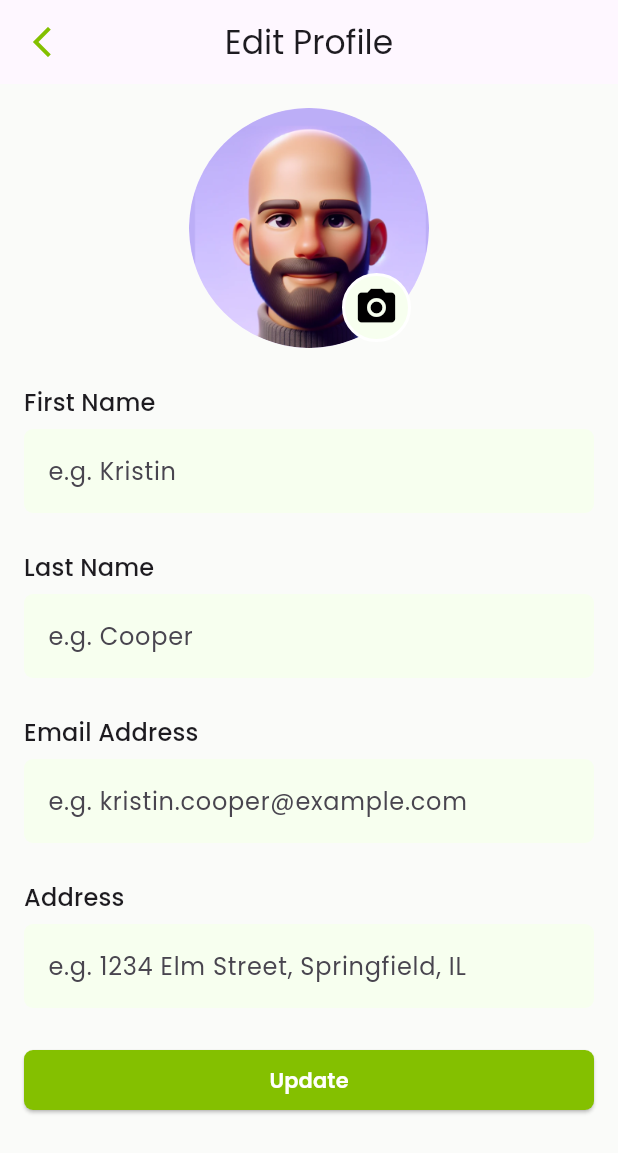
After one commit to Sumon-Pal/task_manager_app, a Flutter app: the EditProfileScreen screen opened directly, on a phone screen of 412 x 824 dp. The commit adds this screen. Shown: the top 1153 px of the screen. Run offline on Flutter 3.47's test engine with Material 3 defaults, Android fonts, the phone set to English and light mode, and no system bars; our stand-ins replace convex_bottom_bar, flutter_svg, google_fonts, pinput.

Commit message:
designed my profile and edit profile screens

```diff
--- a/lib/ui/screens/account_setting_screen.dart
+++ b/lib/ui/screens/account_setting_screen.dart
@@ -50,7 +50,7 @@ class _AccountSettingScreenState extends State<AccountSettingScreen> {
                 ),
                 trailing: Icon(
                   Icons.keyboard_arrow_right_sharp,
-                  color: Color(0xFFF7FFEF),
+                  color: Color(0xFF84C000),
                 ),
                 onTap: () {
                   Navigator.push(context, MaterialPageRoute(builder: (context)=>ChangePasswordScreen()));
--- /dev/null
+++ b/lib/ui/screens/edit_profile_screen.dart
@@ -0,0 +1,193 @@
+import 'package:flutter/material.dart';
+
+class EditProfileScreen extends StatefulWidget {
+  const EditProfileScreen({super.key});
+
+  @override
+  State<EditProfileScreen> createState() => _EditProfileScreenState();
+}
+
+class _EditProfileScreenState extends State<EditProfileScreen> {
+  final GlobalKey<FormState> _formKey = GlobalKey<FormState>();
+  final TextEditingController _firstNameController = TextEditingController();
+  final TextEditingController _lastNameController = TextEditingController();
+  final TextEditingController _emailController = TextEditingController();
+  final TextEditingController _addressController = TextEditingController();
+
+  @override
+  Widget build(BuildContext context) {
+    return Scaffold(
+      appBar: AppBar(
+        leading: IconButton(
+          onPressed: () {
+            Navigator.pop(context);
+          },
+          icon: Icon(
+            Icons.arrow_back_ios_new_outlined,
+            color: Color(0xFF84C000),
+          ),
+        ),
+        title: Text("Edit Profile"),
+        centerTitle: true,
+      ),
+
+      body: SingleChildScrollView(
+        child: SafeArea(
+          child: Padding(
+            padding: const EdgeInsets.all(16),
+            child: Column(
+              crossAxisAlignment: CrossAxisAlignment.start,
+              children: [
+                Center(
+                  child: Stack(
+                    children: [
+                      CircleAvatar(
+                        radius: 80,
+                        backgroundImage: AssetImage(
+                          "assets/images/user_image.png",
+                        ),
+                      ),
+
+                      Positioned(
+                        bottom: 4,
+                        right: 12,
+                        child: InkWell(
+                          onTap: () {},
+                          child: Container(
+                            padding: const EdgeInsets.all(6),
+                            decoration: BoxDecoration(
+                              shape: BoxShape.circle,
+                              color: Color(0xFFF7FFEF),
+                              border: Border.all(color: Colors.white, width: 2),
+                            ),
+                            child: const Icon(
+                              Icons.camera_alt,
+                              color: Colors.black,
+                              size: 30,
+                            ),
+                          ),
+                        ),
+                      ),
+                    ],
+                  ),
+                ),
+                Form(
+                  key: _formKey,
+                  child: Column(
+                    crossAxisAlignment: CrossAxisAlignment.start,
+                    children: [
+                      const SizedBox(height: 24),
+                      Text(
+                        "First Name",
+                        style: TextTheme.of(context).titleMedium,
+                      ),
+                      const SizedBox(height: 6),
+                      TextFormField(
+                        controller: _firstNameController,
+                        decoration: InputDecoration(
+                          filled: true,
+                          fillColor: Color(0xFFF7FFEF),
+                          hintText: "e.g. Kristin ",
+                          hintStyle: TextStyle(
+                            fontSize: 16,
+                            fontWeight: FontWeight.w400,
+                          ),
+                          border: OutlineInputBorder(
+                            borderSide: BorderSide.none,
+                            borderRadius: BorderRadius.circular(6),
+                          ),
+                        ),
+                      ),
+                      const SizedBox(height: 24),
+                      Text("Last Name", style: TextTheme.of(context).titleMedium),
+                      const SizedBox(height: 6),
+                      TextFormField(
+                        controller: _lastNameController,
+                        decoration: InputDecoration(
+                          filled: true,
+                          fillColor: Color(0xFFF7FFEF),
+                          hintText: "e.g. Cooper",
+                          hintStyle: TextStyle(
+                            fontSize: 16,
+                            fontWeight: FontWeight.w400,
+                          ),
+                          border: OutlineInputBorder(
+                            borderSide: BorderSide.none,
+                            borderRadius: BorderRadius.circular(6),
+                          ),
+                        ),
+                      ),
+                      const SizedBox(height: 24),
+                      Text(
+                        "Email Address",
+                        style: TextTheme.of(context).titleMedium,
+                      ),
+                      const SizedBox(height: 6),
+                      TextFormField(
+                        controller: _emailController,
+                        decoration: InputDecoration(
+                          filled: true,
+                          fillColor: Color(0xFFF7FFEF),
+                          hintText: "e.g. kristin.cooper@example.com",
+                          hintStyle: TextStyle(
+                            fontSize: 16,
+                            fontWeight: FontWeight.w400,
+                          ),
+                          border: OutlineInputBorder(
+                            borderSide: BorderSide.none,
+                            borderRadius: BorderRadius.circular(6),
+                          ),
+                        ),
+                      ),
+                      const SizedBox(height: 24),
+                      Text("Address", style: TextTheme.of(context).titleMedium),
+                      const SizedBox(height: 6),
+                      TextFormField(
+                        controller: _addressController,
+                        decoration: InputDecoration(
+                          filled: true,
+                          fillColor: Color(0xFFF7FFEF),
+                          hintText: "e.g. 1234 Elm Street, Springfield, IL",
+                          hintStyle: TextStyle(
+                            fontSize: 16,
+                            fontWeight: FontWeight.w400,
+                          ),
+                          border: OutlineInputBorder(
+                            borderSide: BorderSide.none,
+                            borderRadius: BorderRadius.circular(6),
+                          ),
+                        ),
+                      ),
+                    ],
+                  ),
+                ),
+                const SizedBox(height: 24),
+                SizedBox(
+                  width: double.infinity,
+                  child: ElevatedButton(
+                    onPressed: () {},
+                    style: ElevatedButton.styleFrom(
+                      backgroundColor: Color(0xFF84C000),
+                      padding: EdgeInsets.all(10),
+                      shape: RoundedRectangleBorder(
+                        borderRadius: BorderRadius.circular(6),
+                      ),
+                    ),
+                    child: Text(
+                      "Update",
+                      style: TextStyle(
+                        color: Colors.white,
+                        fontSize: 14,
+                        fontWeight: FontWeight.w600,
+                      ),
+                    ),
+                  ),
+                ),
+              ],
+            ),
+          ),
+        ),
+      ),
+    );
+  }
+}
--- a/lib/ui/screens/profile_details_screen.dart
+++ b/lib/ui/screens/profile_details_screen.dart
@@ -1,6 +1,7 @@
 import 'package:flutter/material.dart';
 import 'package:task_manager/ui/asset_path.dart';
 import 'package:task_manager/ui/screens/account_setting_screen.dart';
+import 'package:task_manager/ui/screens/edit_profile_screen.dart';
 import 'package:task_manager/ui/screens/help_and_support_screen.dart';
 import 'package:task_manager/ui/screens/my_profile_screen.dart';
 import 'package:task_manager/ui/screens/privacy_policy_screen.dart';
```
Also changed, not shown: lib/ui/screens/my_profile_screen.dart (+121 -4 lines).
